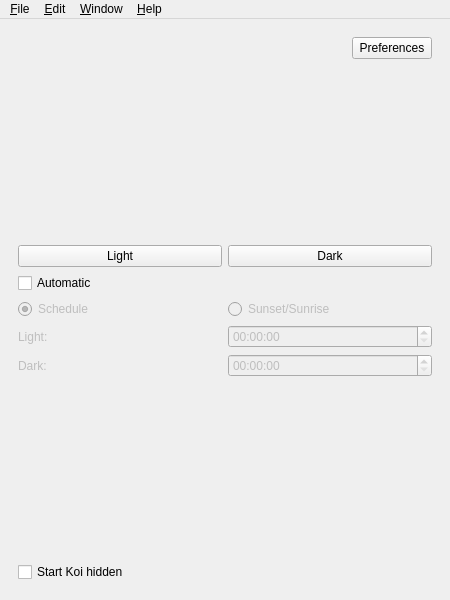
baduhai/Koi, file src/ui/mainwindow.ui: the form before one commit.
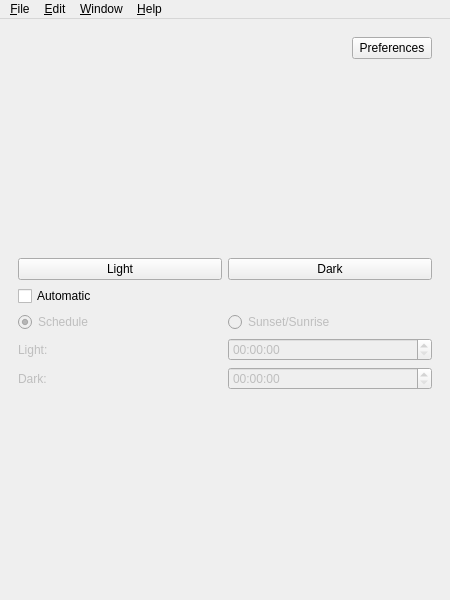
The form after the commit. Icons and pictures are not drawn.

Commit message: Fixed starting hidden

Patch:
```diff
--- a/src/ui/mainwindow.ui
+++ b/src/ui/mainwindow.ui
@@ -177,19 +177,19 @@
           </item>
          </layout>
         </item>
-        <item row="8" column="0">
-         <widget class="QCheckBox" name="hiddenCheckBox">
-          <property name="text">
-           <string>Start Koi hidden</string>
-          </property>
-         </widget>
-        </item>
        </layout>
       </widget>
       <widget class="QWidget" name="settingsPage">
        <layout class="QGridLayout" name="gridLayout_3">
         <item row="0" column="0">
          <layout class="QHBoxLayout" name="horizontalLayout">
+          <item>
+           <widget class="QCheckBox" name="hiddenCheckBox">
+            <property name="text">
+             <string>Start Koi hidden</string>
+            </property>
+           </widget>
+          </item>
           <item>
            <spacer name="horizontalSpacer_2">
             <property name="orientation">
```
The commit also changes 1 other file.
